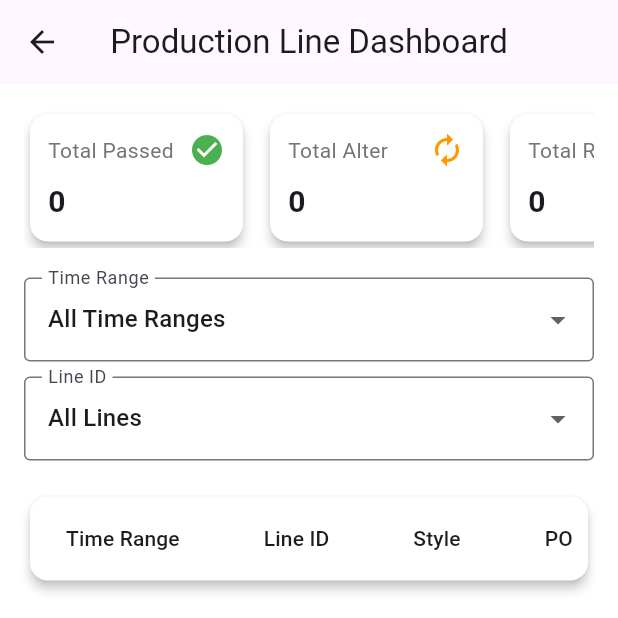
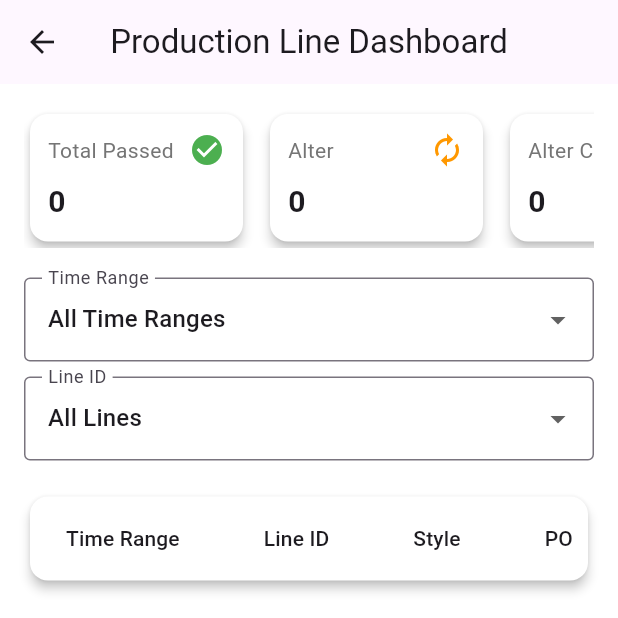
Before and after one commit to Rafid-tawhid/yunusco_qms, a Flutter app: the AllLineQmsInfoDetails screen opened directly with empty values, on a phone screen of 412 x 824 dp, the top half of it. Run offline on Flutter 3.47's test engine with Material 3 defaults, Android fonts, the light colour scheme and no system bars; our stand-ins replace animated_text_kit, cloud_firestore, connectivity_plus, firebase_core, firebase_messaging, flutter_easyloading and 11 more; missing offline and left inert: app_settings, http_interceptor, image_gallery_saver_plus; accounts and stored records are empty.

Commit message:
ADDED ALL INFO SCREEN

```diff
--- a/lib/all_line_qms_info_details.dart
+++ b/lib/all_line_qms_info_details.dart
@@ -69,8 +69,15 @@ class _AllLineQmsInfoDetailsState extends State<AllLineQmsInfoDetails> {
           ),
           const SizedBox(width: 10),
           _buildSummaryCard(
-            title: 'Total Alter',
-            value: summary['totalAlteration'].toString(),
+            title: 'Alter',
+            value: summary['alter'].toString(),
+            icon: Icons.autorenew,
+            color: Colors.orange,
+          ),
+          const SizedBox(width: 10),
+          _buildSummaryCard(
+            title: 'Alter Check',
+            value: summary['alterCheck'].toString(),
             icon: Icons.autorenew,
             color: Colors.orange,
           ),
@@ -200,8 +207,8 @@ class _AllLineQmsInfoDetailsState extends State<AllLineQmsInfoDetails> {
             DataColumn(label: Text('PO')),
             DataColumn(label: Text('Pass'), numeric: true),
             DataColumn(label: Text('Alter'), numeric: true),
+            DataColumn(label: Text('Alter Check'), numeric: true),
             DataColumn(label: Text('Reject'), numeric: true),
-            DataColumn(label: Text('Total'), numeric: true),
             DataColumn(label: Text('Efficiency')),
           ],
           rows: filteredData.map((data) {
@@ -216,8 +223,8 @@ class _AllLineQmsInfoDetailsState extends State<AllLineQmsInfoDetails> {
               DataCell(Text(data.po ?? '')),
               DataCell(Text(data.pass.toString())),
               DataCell(Text(data.alteration.toString())),
+              DataCell(Text(data.alterCheck.toString())),
               DataCell(Text(data.reject.toString())),
-              DataCell(Text(data.totalRecords.toString())),
               DataCell(Text('${efficiency.toStringAsFixed(2)}%')),
             ]);
           }).toList(),
@@ -228,14 +235,16 @@ class _AllLineQmsInfoDetailsState extends State<AllLineQmsInfoDetails> {
 
   Map<String, dynamic> _calculateSummary() {
     int totalPass = 0;
-    int totalAlteration = 0;
+    int alter = 0;
+    int alterCheck = 0;
     int totalReject = 0;
     int totalRecords = 0;
     double efficiency = 0.0;
 
     for (var data in filteredData) {
       totalPass += data.pass!.toInt();
-      totalAlteration += data.alteration!.toInt();
+      alter += data.alteration!.toInt();
+      alterCheck += data.alterCheck!.toInt();
       totalReject += data.reject!.toInt();
       totalRecords += data.totalRecords!.toInt();
     }
@@ -246,7 +255,8 @@ class _AllLineQmsInfoDetailsState extends State<AllLineQmsInfoDetails> {
 
     return {
       'totalPass': totalPass,
-      'totalAlteration': totalAlteration,
+      'alter': alter,
+      'alterCheck': alterCheck,
       'totalReject': totalReject,
       'efficiency': efficiency,
     };
--- a/lib/providers/counting_provider.dart
+++ b/lib/providers/counting_provider.dart
@@ -616,7 +616,6 @@ class CountingProvider with ChangeNotifier {
     notifyListeners();
   }
 
-
   List<DifferenceCountModel> _difference_list=[];
   List<DifferenceCountModel> get difference_list=>_difference_list;
   List<double> _yesterDayPassList = List.generate(8, (index) => Random().nextDouble() * 80);
```
